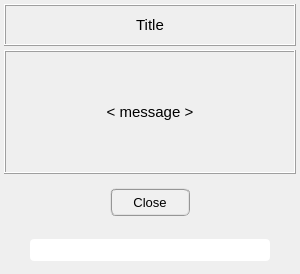
Before: the Qt Designer form pulse/interface/ui_files/messages/print_message.ui in open-pulse/OpenPulse, drawn with Qt 5.
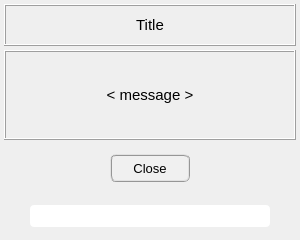
After: the same form once the commit is applied.

Diff of the .ui file:
```diff
--- a/pulse/interface/ui_files/messages/print_message.ui
+++ b/pulse/interface/ui_files/messages/print_message.ui
@@ -7,7 +7,7 @@
     <x>0</x>
     <y>0</y>
     <width>300</width>
-    <height>274</height>
+    <height>240</height>
    </rect>
   </property>
   <property name="minimumSize">
@@ -156,6 +156,36 @@
        <number>0</number>
       </property>
       <item row="0" column="0">
+       <widget class="QScrollArea" name="scrollArea">
+        <property name="frameShape">
+         <enum>QFrame::NoFrame</enum>
+        </property>
+        <property name="widgetResizable">
+         <bool>true</bool>
+        </property>
+        <widget class="QWidget" name="scrollAreaWidgetContents">
+         <property name="geometry">
+          <rect>
+           <x>0</x>
+           <y>0</y>
+           <width>284</width>
+           <height>82</height>
+          </rect>
+         </property>
+         <layout class="QGridLayout" name="gridLayout_5">
+          <property name="leftMargin">
+           <number>4</number>
+          </property>
+          <property name="topMargin">
+           <number>4</number>
+          </property>
+          <property name="rightMargin">
+           <number>4</number>
+          </property>
+          <property name="bottomMargin">
+           <number>4</number>
+          </property>
+          <item row="0" column="0">
        <widget class="QLabel" name="label_message">
         <property name="minimumSize">
          <size>
@@ -166,7 +196,7 @@
         <property name="maximumSize">
          <size>
           <width>650</width>
-          <height>500</height>
+              <height>1200</height>
          </size>
         </property>
         <property name="font">
@@ -193,11 +223,15 @@
          <bool>true</bool>
         </property>
         <property name="margin">
-         <number>16</number>
+             <number>2</number>
         </property>
         <property name="indent">
          <number>-1</number>
         </property>
+           </widget>
+          </item>
+         </layout>
+        </widget>
        </widget>
       </item>
      </layout>
```
Lines whose indentation alone changed are shown as unchanged.
